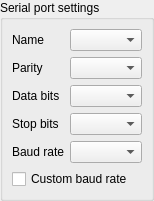
Above: src/modbus/common/SAKModbusCommonSerialPortSection.ui from x-tools-author/x-tools before the change. Below: the same form after it.
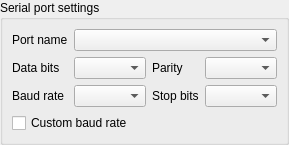
That is the form after the change.

What changed in the file:
```diff
--- a/src/modbus/common/SAKModbusCommonSerialPortSection.ui
+++ b/src/modbus/common/SAKModbusCommonSerialPortSection.ui
@@ -6,8 +6,8 @@
    <rect>
     <x>0</x>
     <y>0</y>
-    <width>131</width>
-    <height>178</height>
+    <width>284</width>
+    <height>126</height>
    </rect>
   </property>
   <property name="sizePolicy">
@@ -44,9 +44,6 @@
       <string>Serial port settings</string>
      </property>
      <layout class="QGridLayout" name="gridLayout">
-      <property name="leftMargin">
-       <number>9</number>
-      </property>
       <item row="0" column="0">
        <widget class="QLabel" name="label">
         <property name="sizePolicy">
@@ -56,37 +53,11 @@
          </sizepolicy>
         </property>
         <property name="text">
-         <string>Name</string>
-        </property>
-       </widget>
-      </item>
-      <item row="0" column="1">
-       <widget class="QComboBox" name="nameComboBox">
-        <property name="sizePolicy">
-         <sizepolicy hsizetype="Preferred" vsizetype="Fixed">
-          <horstretch>0</horstretch>
-          <verstretch>0</verstretch>
-         </sizepolicy>
+         <string>Port name</string>
         </property>
        </widget>
       </item>
       <item row="1" column="0">
-       <widget class="QLabel" name="label_2">
-        <property name="sizePolicy">
-         <sizepolicy hsizetype="Fixed" vsizetype="Preferred">
-          <horstretch>0</horstretch>
-          <verstretch>0</verstretch>
-         </sizepolicy>
-        </property>
-        <property name="text">
-         <string>Parity</string>
-        </property>
-       </widget>
-      </item>
-      <item row="1" column="1">
-       <widget class="QComboBox" name="parityComboBox"/>
-      </item>
-      <item row="2" column="0">
        <widget class="QLabel" name="label_3">
         <property name="sizePolicy">
          <sizepolicy hsizetype="Fixed" vsizetype="Preferred">
@@ -99,26 +70,10 @@
         </property>
        </widget>
       </item>
-      <item row="2" column="1">
+      <item row="1" column="1">
        <widget class="QComboBox" name="dataBitsComboBox"/>
       </item>
-      <item row="3" column="0">
-       <widget class="QLabel" name="label_16">
-        <property name="sizePolicy">
-         <sizepolicy hsizetype="Fixed" vsizetype="Preferred">
-          <horstretch>0</horstretch>
-          <verstretch>0</verstretch>
-         </sizepolicy>
-        </property>
-        <property name="text">
-         <string>Stop bits</string>
-        </property>
-       </widget>
-      </item>
-      <item row="3" column="1">
-       <widget class="QComboBox" name="stopBitsComboBox"/>
-      </item>
-      <item row="4" column="0">
+      <item row="2" column="0">
        <widget class="QLabel" name="label_4">
         <property name="sizePolicy">
          <sizepolicy hsizetype="Fixed" vsizetype="Preferred">
@@ -131,16 +86,65 @@
         </property>
        </widget>
       </item>
-      <item row="4" column="1">
+      <item row="2" column="1">
        <widget class="QComboBox" name="baudRateComboBox"/>
       </item>
-      <item row="5" column="0" colspan="2">
+      <item row="3" column="0" colspan="4">
        <widget class="QCheckBox" name="customBaudRateCheckBox">
         <property name="text">
          <string>Custom baud rate</string>
         </property>
        </widget>
       </item>
+      <item row="2" column="2">
+       <widget class="QLabel" name="label_16">
+        <property name="sizePolicy">
+         <sizepolicy hsizetype="Fixed" vsizetype="Preferred">
+          <horstretch>0</horstretch>
+          <verstretch>0</verstretch>
+         </sizepolicy>
+        </property>
+        <property name="text">
+         <string>Stop bits</string>
+        </property>
+       </widget>
+      </item>
+      <item row="2" column="3">
+       <widget class="QComboBox" name="stopBitsComboBox"/>
+      </item>
+      <item row="1" column="2">
+       <widget class="QLabel" name="label_2">
+        <property name="sizePolicy">
+         <sizepolicy hsizetype="Fixed" vsizetype="Preferred">
+          <horstretch>0</horstretch>
+          <verstretch>0</verstretch>
+         </sizepolicy>
+        </property>
+        <property name="text">
+         <string>Parity</string>
+        </property>
+       </widget>
+      </item>
+      <item row="1" column="3">
+       <widget class="QComboBox" name="parityComboBox">
+        <property name="sizePolicy">
+         <sizepolicy hsizetype="Fixed" vsizetype="Fixed">
+          <horstretch>0</horstretch>
+          <verstretch>0</verstretch>
+         </sizepolicy>
+        </property>
+       </widget>
+      </item>
+      <item row="0" column="1" colspan="3">
+       <widget class="QComboBox" name="nameComboBox">
+        <property name="sizePolicy">
+         <sizepolicy hsizetype="Preferred" vsizetype="Fixed">
+          <horstretch>0</horstretch>
+          <verstretch>0</verstretch>
+         </sizepolicy>
+        </property>
+       </widget>
+      </item>
      </layout>
     </widget>
    </item>
```
